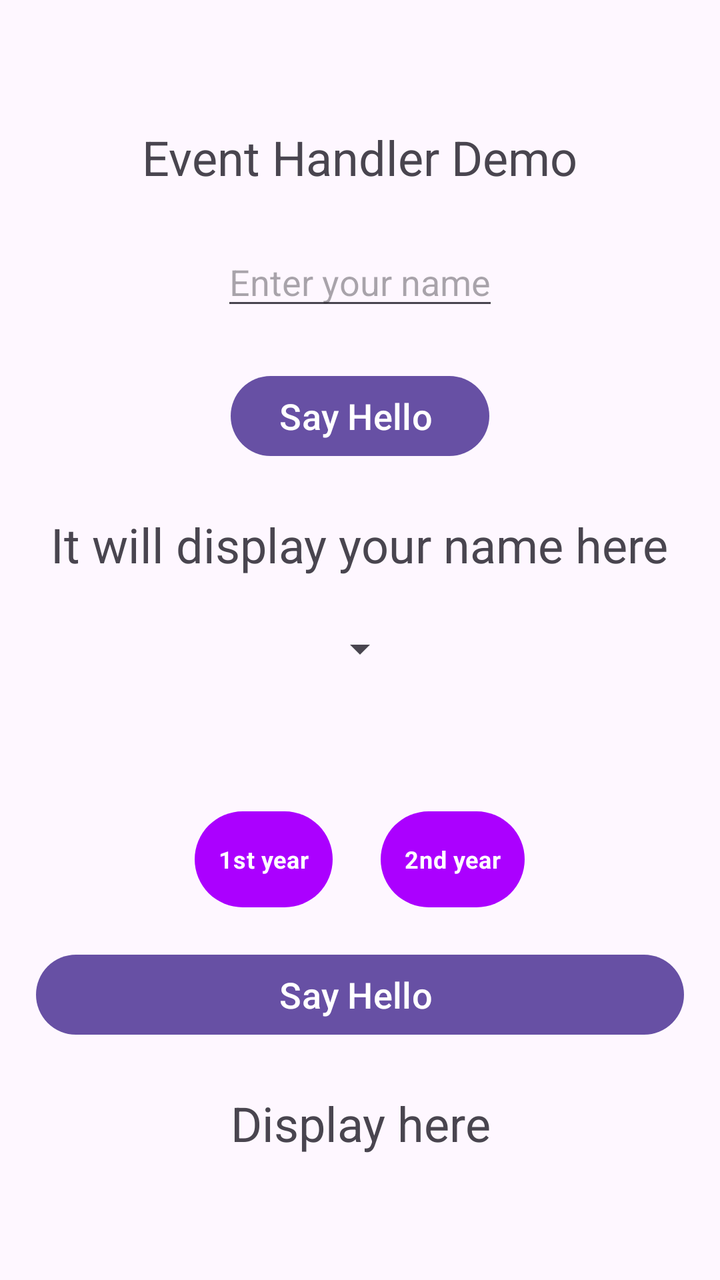
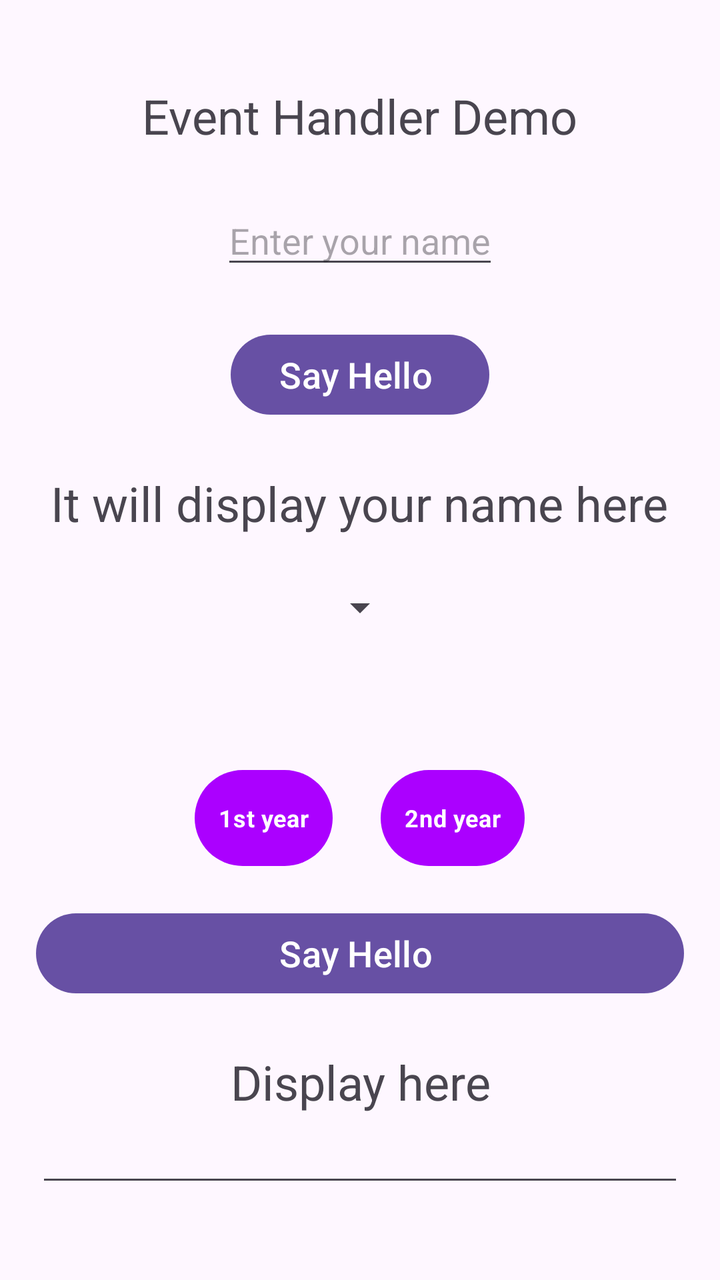

An Android layout rendered at two revisions. The XML below is the earlier revision; the diff shows what the commit changed to produce the second picture.
<!-- AndroidManifest.xml: application theme Theme.EventAndHandler -->
<!-- res/layout/activity_main.xml -->
<?xml version="1.0" encoding="utf-8"?>
<LinearLayout xmlns:android="http://schemas.android.com/apk/res/android"
    android:layout_width="match_parent"
    android:layout_height="match_parent"
    android:gravity="center"
    android:orientation="vertical"
    android:padding="18sp">

    <TextView
        android:layout_width="wrap_content"
        android:layout_height="wrap_content"
        android:text="Event Handler Demo"
        android:textSize="24sp"
        android:layout_marginBottom="24dp"/>

    <EditText
        android:id="@+id/edtName"
        android:layout_width="wrap_content"
        android:layout_height="wrap_content"
        android:layout_marginBottom="24dp"
        android:hint="Enter your name" />

    <Button
        android:id="@+id/btnhello"
        android:layout_width="wrap_content"
        android:layout_height="wrap_content"
        android:text="Say Hello "
        android:textSize="18sp"
        android:layout_marginBottom="24dp"/>

    <TextView
        android:id="@+id/txtresult"
        android:layout_width="wrap_content"
        android:layout_height="wrap_content"
        android:text="It will display your name here"
        android:textSize="24sp"
        android:layout_marginBottom="24dp"/>


    <Spinner
        android:id="@+id/spinnerCourse"
        android:layout_width="wrap_content"
        android:layout_height="wrap_content"
        android:layout_marginBottom="50dp" />


    <LinearLayout
        android:layout_width="match_parent"
        android:layout_height="87dp"
        android:gravity="center"
        android:orientation="horizontal">


        <RadioButton
            android:id="@+id/radioButton2"
            android:layout_width="wrap_content"
            android:layout_height="wrap_content"
            android:layout_marginRight="24dp"
            android:background="@drawable/roundedradio"
            android:button="@null"
            android:paddingLeft="12dp"
            android:paddingTop="10dp"
            android:paddingRight="12dp"
            android:paddingBottom="10dp"
            android:text="1st year"
            android:textColor="@color/white"
            android:textColorLink="#FFEB3B"
            android:textSize="12sp"
            android:textStyle="bold" />

        <RadioButton
            android:id="@+id/radioButton1"
            android:layout_width="wrap_content"
            android:layout_height="wrap_content"
            android:background="@drawable/roundedradio"
            android:button="@null"
            android:paddingLeft="12dp"
            android:paddingTop="10dp"
            android:paddingRight="12dp"
            android:paddingBottom="10dp"
            android:text="2nd year"
            android:textColor="@color/white"
            android:textColorLink="#FFEB3B"
            android:textSize="12sp"
            android:textStyle="bold" />


    </LinearLayout>

    <Button
        android:id="@+id/btnhello2"
        android:layout_width="match_parent"
        android:layout_height="wrap_content"
        android:layout_marginBottom="24dp"
        android:text="Say Hello "
        android:textSize="18sp" />

    <TextView
        android:id="@+id/textView"
        android:layout_width="match_parent"
        android:layout_height="wrap_content"
        android:scrollbarSize="4dp"
        android:text="Display here"
        android:textAlignment="center"
        android:textSize="24sp" />

</LinearLayout>
<!-- resources referenced by this layout -->
<resources>
  <color name="white">#FFFFFFFF</color>
  <!-- drawable roundedradio (drawable) -->
  <?xml version="1.0" encoding="utf-8"?>
  <shape xmlns:android="http://schemas.android.com/apk/res/android"
  android:shape="rectangle">
      <solid android:color="#ab00ff"/>
      <corners android:radius="24sp"/>
  
  </shape>
  <style name="Theme.EventAndHandler" parent="Base.Theme.EventAndHandler" />
  <style name="Base.Theme.EventAndHandler" parent="Theme.Material3.DayNight.NoActionBar">
          
          
      </style>
</resources>

<!-- the commit's change to res/layout/activity_main.xml (unified diff, before → after) -->
@@ -104,4 +104,11 @@
         android:textAlignment="center"
         android:textSize="24sp" />
 
+    <EditText
+        android:id="@+id/editTextDate"
+        android:layout_width="match_parent"
+        android:layout_height="wrap_content"
+        android:ems="10"
+        android:inputType="date" />
+
 </LinearLayout>
